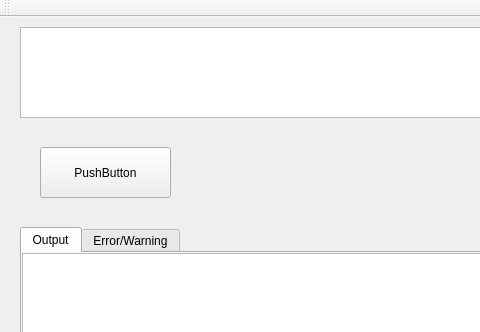
First picture: the form in NumericalCalulator/View/view.ui, repository cjwcommuny/Tiny-Symbol-Numerical-Calculator, before the edit; both pictures show x 0 to 480 and y 0 to 332 of the 720 by 836 pixel window.
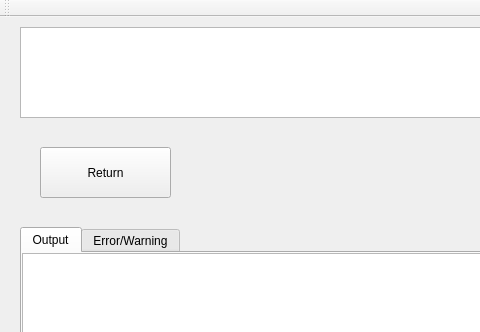
Second picture: the form after the edit. Custom widgets are drawn as their Qt base class.

Diff of the .ui file:
```diff
--- a/NumericalCalulator/View/view.ui
+++ b/NumericalCalulator/View/view.ui
@@ -10,6 +10,18 @@
     <height>836</height>
    </rect>
   </property>
+  <property name="minimumSize">
+   <size>
+    <width>720</width>
+    <height>836</height>
+   </size>
+  </property>
+  <property name="maximumSize">
+   <size>
+    <width>720</width>
+    <height>836</height>
+   </size>
+  </property>
   <property name="windowTitle">
    <string>Numerical Calculator</string>
   </property>
@@ -40,7 +52,7 @@
      </rect>
     </property>
     <property name="text">
-     <string>PushButton</string>
+     <string>Return</string>
     </property>
    </widget>
    <widget class="QTabWidget" name="outputTabWidget">
```
